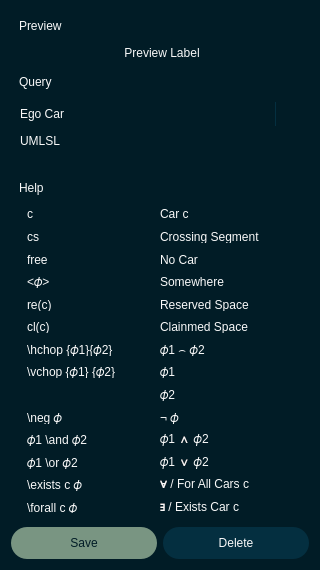
First picture: the form in pse/umlsl_editor/src/view/widgets/qt_widgets/query_dialog.ui, repository 69420pm/UMLSL-traffic-editor, before the edit.
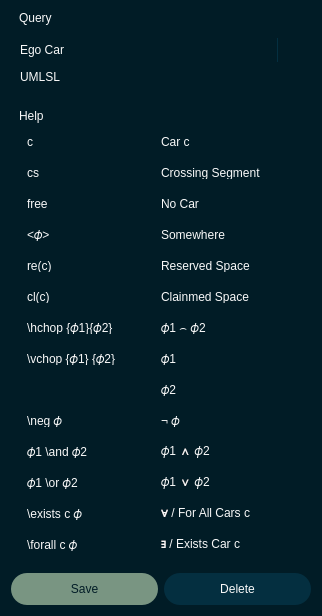
Second picture: the form after the edit. Icons and pictures are not drawn.

```diff
--- a/pse/umlsl_editor/src/view/widgets/qt_widgets/query_dialog.ui
+++ b/pse/umlsl_editor/src/view/widgets/qt_widgets/query_dialog.ui
@@ -9,8 +9,8 @@
    <rect>
     <x>0</x>
     <y>0</y>
-    <width>320</width>
-    <height>570</height>
+    <width>324</width>
+    <height>620</height>
    </rect>
   </property>
   <property name="sizePolicy">
@@ -21,13 +21,13 @@
   </property>
   <property name="minimumSize">
    <size>
-    <width>320</width>
-    <height>570</height>
+    <width>0</width>
+    <height>0</height>
    </size>
   </property>
   <property name="maximumSize">
    <size>
-    <width>320</width>
+    <width>16777215</width>
     <height>16777215</height>
    </size>
   </property>
@@ -206,110 +206,9 @@
 }</string>
   </property>
   <layout class="QVBoxLayout" name="verticalLayout">
-   <item>
-    <widget class="QWidget" name="widget" native="true">
-     <layout class="QVBoxLayout" name="General">
-      <property name="spacing">
-       <number>0</number>
-      </property>
-      <property name="sizeConstraint">
-       <enum>QLayout::SizeConstraint::SetDefaultConstraint</enum>
-      </property>
-      <property name="leftMargin">
-       <number>0</number>
-      </property>
-      <property name="topMargin">
-       <number>8</number>
-      </property>
-      <property name="rightMargin">
-       <number>0</number>
-      </property>
-      <property name="bottomMargin">
-       <number>0</number>
-      </property>
-      <item alignment="Qt::AlignmentFlag::AlignLeft">
-       <widget class="QWidget" name="widget_3" native="true">
-        <layout class="QHBoxLayout" name="horizontalLayout">
-         <property name="leftMargin">
-          <number>8</number>
-         </property>
-         <property name="topMargin">
-          <number>0</number>
-         </property>
-         <property name="rightMargin">
-          <number>0</number>
-         </property>
-         <property name="bottomMargin">
-          <number>4</number>
-         </property>
-         <item>
-          <widget class="QLabel" name="label_2">
-           <property name="text">
-            <string>Preview</string>
-           </property>
-           <property name="margin">
-            <number>0</number>
-           </property>
-           <property name="class" stdset="0">
-            <string>label</string>
-           </property>
-          </widget>
-         </item>
-        </layout>
-       </widget>
-      </item>
-      <item>
-       <widget class="QWidget" name="widget" native="true">
-        <property name="minimumSize">
-         <size>
-          <width>0</width>
-          <height>32</height>
-         </size>
-        </property>
-        <property name="maximumSize">
-         <size>
-          <width>16777215</width>
-          <height>32</height>
-         </size>
-        </property>
-        <property name="class" stdset="0">
-         <string>container</string>
-        </property>
-        <layout class="QGridLayout" name="gridLayout" columnstretch="0">
-         <property name="leftMargin">
-          <number>8</number>
-         </property>
-         <property name="topMargin">
-          <number>4</number>
-         </property>
-         <property name="rightMargin">
-          <number>4</number>
-         </property>
-         <property name="bottomMargin">
-          <number>4</number>
-         </property>
-         <property name="horizontalSpacing">
-          <number>4</number>
-         </property>
-         <property name="verticalSpacing">
-          <number>8</number>
-         </property>
-         <item row="0" column="0">
-          <widget class="QLabel" name="l_preview">
-           <property name="text">
-            <string>Preview Label</string>
-           </property>
-           <property name="alignment">
-            <set>Qt::AlignmentFlag::AlignCenter</set>
-           </property>
-          </widget>
-         </item>
-        </layout>
-       </widget>
-      </item>
-     </layout>
-    </widget>
-   </item>
+   <property name="sizeConstraint">
+    <enum>QLayout::SizeConstraint::SetFixedSize</enum>
+   </property>
    <item>
     <widget class="QWidget" name="widget_4" native="true">
      <layout class="QVBoxLayout" name="General_2">
@@ -364,6 +263,18 @@
       </item>
       <item>
        <widget class="QWidget" name="widget_6" native="true">
+        <property name="minimumSize">
+         <size>
+          <width>300</width>
+          <height>0</height>
+         </size>
+        </property>
+        <property name="maximumSize">
+         <size>
+          <width>300</width>
+          <height>16777215</height>
+         </size>
+        </property>
         <property name="class" stdset="0">
          <string>container</string>
         </property>
@@ -429,17 +340,17 @@
           </widget>
          </item>
          <item row="1" column="1">
-          <widget class="QTextEdit" name="t_umlsl">
+          <widget class="QLineEdit" name="t_umlsl">
            <property name="minimumSize">
             <size>
              <width>0</width>
-             <height>32</height>
+             <height>24</height>
             </size>
            </property>
            <property name="maximumSize">
             <size>
              <width>16777215</width>
-             <height>100</height>
+             <height>24</height>
             </size>
            </property>
           </widget>
```
